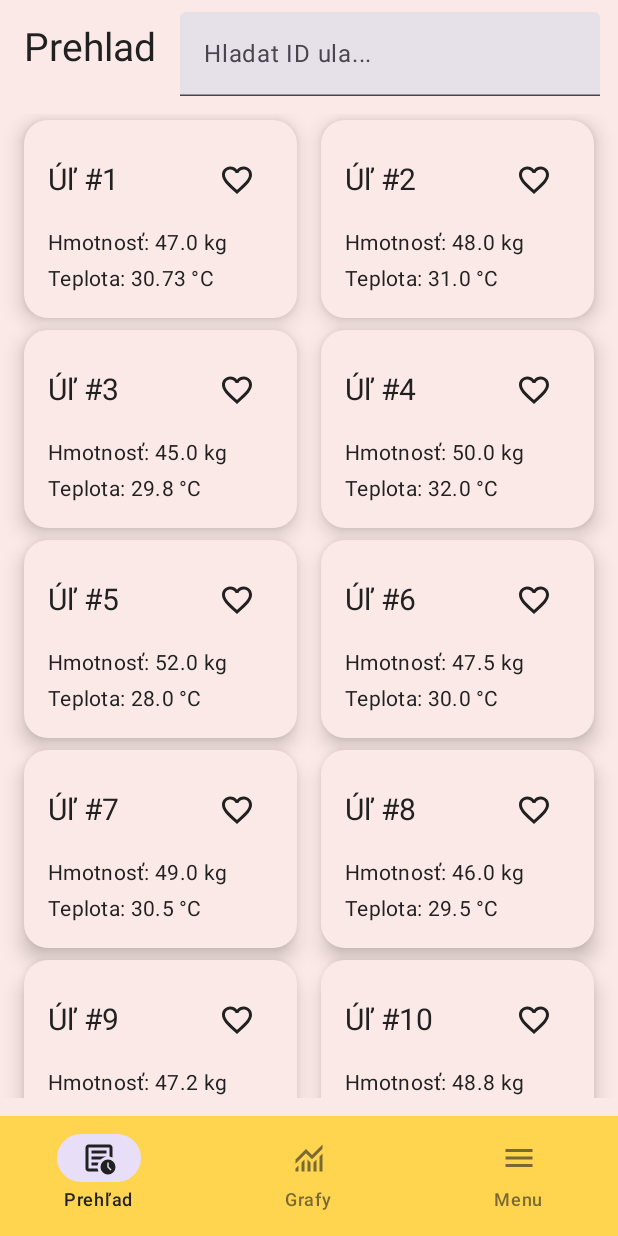
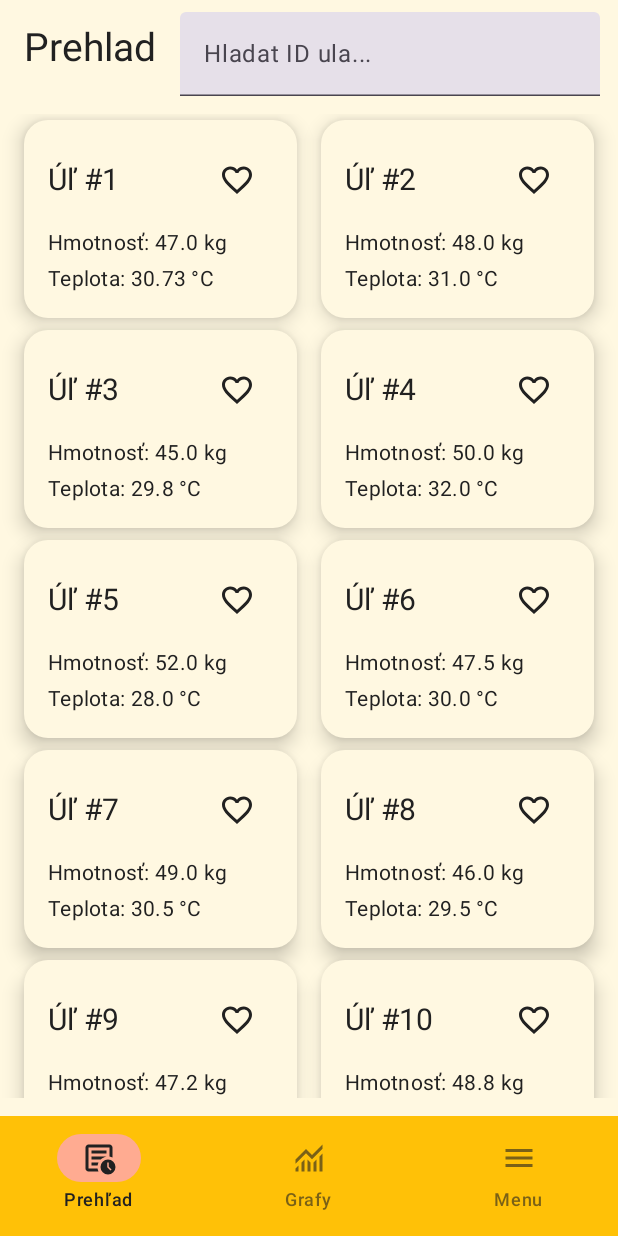
Before and after one commit to Miclah/BeeSense, an Android app built with Jetpack Compose: the screen it shows after launch (MainActivity), on a phone screen of 412 x 824 dp. Run offline under Robolectric (Android 15) with nearby library versions, the phone set to English and light mode, and no system bars.

Commit message:
Theme change
- Changed theme to test out different color variantions

```diff
--- a/app/src/main/java/com/beesense/ui/screens/OverViewScreen.kt
+++ b/app/src/main/java/com/beesense/ui/screens/OverViewScreen.kt
@@ -1,18 +1,34 @@
 package com.beesense.ui.screens
 
-import androidx.compose.foundation.layout.*
+import androidx.compose.foundation.layout.Row
+import androidx.compose.foundation.layout.Spacer
+import androidx.compose.foundation.layout.fillMaxWidth
+import androidx.compose.foundation.layout.height
+import androidx.compose.foundation.layout.padding
+import androidx.compose.foundation.layout.width
 import androidx.compose.foundation.lazy.grid.GridCells
 import androidx.compose.foundation.lazy.grid.LazyVerticalGrid
 import androidx.compose.foundation.lazy.grid.items
 import androidx.compose.foundation.text.KeyboardOptions
-import androidx.compose.material3.*
-import androidx.compose.runtime.*
+import androidx.compose.material3.ExperimentalMaterial3Api
+import androidx.compose.material3.OutlinedTextField
+import androidx.compose.material3.Scaffold
+import androidx.compose.material3.SearchBar
+import androidx.compose.material3.Text
+import androidx.compose.material3.TextField
+import androidx.compose.material3.TopAppBar
+import androidx.compose.runtime.Composable
+import androidx.compose.runtime.getValue
+import androidx.compose.runtime.mutableStateOf
+import androidx.compose.runtime.remember
 import androidx.compose.runtime.saveable.rememberSaveable
+import androidx.compose.runtime.setValue
 import androidx.compose.ui.Alignment
 import androidx.compose.ui.Modifier
 import androidx.compose.ui.text.input.KeyboardType
 import androidx.compose.ui.unit.dp
 import androidx.compose.ui.unit.sp
+import androidx.lifecycle.compose.collectAsStateWithLifecycle
 import androidx.lifecycle.viewmodel.compose.viewModel
 import com.beesense.ui.components.HiveCard
 import com.beesense.viewmodel.HiveViewModel
@@ -20,7 +36,7 @@ import com.beesense.viewmodel.HiveViewModel
 @OptIn(ExperimentalMaterial3Api::class)
 @Composable
 fun OverviewScreen(viewModel: HiveViewModel = viewModel()) {
-    val hiveDataState = viewModel.hiveData.collectAsState()
+    val hiveDataState = viewModel.hiveData.collectAsStateWithLifecycle()
     var searchQuery by remember { mutableStateOf("") }
     var isSearchActive by remember { mutableStateOf(false) }
     var favoriteHives by rememberSaveable { mutableStateOf(setOf<Int>()) }
--- a/app/src/main/java/com/beesense/ui/theme/BeeSenseTheme.kt
+++ b/app/src/main/java/com/beesense/ui/theme/BeeSenseTheme.kt
@@ -1,32 +1,37 @@
 package com.beesense.ui.theme
 
-import androidx.compose.material3.ColorScheme
+
 import androidx.compose.material3.lightColorScheme
 import androidx.compose.material3.darkColorScheme
 import androidx.compose.material3.MaterialTheme
 import androidx.compose.runtime.Composable
+import androidx.compose.ui.graphics.Color
 
 private val LightColors = lightColorScheme(
-    primary = HoneyYellow,
-    secondary = BeeOrange,
-    tertiary = LightYellow,
-    background = LightCream,
-    surface = LightCream,
-    onPrimary = BeeBlack,
-    onSecondary = BeeBlack,
-    onBackground = BeeBlack,
-    onSurface = BeeBlack
+    primary = Color(0xFFFFC107),
+    primaryContainer = Color(0xFFFFD54F),
+    secondary = Color(0xFFFF7043),
+    secondaryContainer = Color(0xFFFFAB91),
+    background = Color(0xFFFFF8E1),
+    surface = Color(0xFFFFF8E1),
+    onPrimary = Color(0xFF212121),
+    onSecondary = Color(0xFF212121),
+    onBackground = Color(0xFF212121),
+    onSurface = Color(0xFF212121)
 )
 
+
 private val DarkColors = darkColorScheme(
-    primary = DarkHoney,
-    secondary = BeeOrange,
-    background = BeeBlack,
-    surface = BeeBlack,
-    onPrimary = LightCream,
-    onSecondary = LightCream,
-    onBackground = LightCream,
-    onSurface = LightCream
+    primary = Color(0xFF8D6E63),
+    primaryContainer = Color(0xFF795548),
+    secondary = Color(0xFFFF7043),
+    secondaryContainer = Color(0xFFD84315),
+    background = Color(0xFF212121),
+    surface = Color(0xFF212121),
+    onPrimary = Color(0xFFFFF8E1),
+    onSecondary = Color(0xFFFFF8E1),
+    onBackground = Color(0xFFFFF8E1),
+    onSurface = Color(0xFFFFF8E1)
 )
 
 @Composable
@@ -38,6 +43,7 @@ fun BeeSenseTheme(
 
     MaterialTheme(
         colorScheme = colors,
+        typography = MaterialTheme.typography,
         content = content
     )
 }
--- a/gradle/libs.versions.toml
+++ b/gradle/libs.versions.toml
@@ -1,6 +1,7 @@
 [versions]
 activityCompose = "1.10.1"
 agp = "8.8.2"
+dotenvKotlin = "6.4.1"
 kotlin = "2.0.0"
 coreKtx = "1.16.0"
 junit = "4.13.2"
@@ -12,6 +13,7 @@ material = "1.12.0"
 material3 = "1.3.2"
 material3Version = "1.3.2"
 navigationCompose = "2.8.9"
+postgresql = "42.7.3"
 roomRuntime = "2.7.0"
 toolingPreview = "1.5.0"
 ui = "1.7.8"
@@ -29,6 +31,7 @@ androidx-navigation-compose = { module = "androidx.navigation:navigation-compose
 androidx-tooling-preview = { module = "androidx.compose.tooling:tooling-preview", version.ref = "toolingPreview" }
 androidx-ui = { module = "androidx.compose.ui:ui", version.ref = "ui" }
 androidx-ui-tooling-preview = { module = "androidx.compose.ui:ui-tooling-preview", version.ref = "ui" }
+dotenv-kotlin = { module = "io.github.cdimascio:dotenv-kotlin", version.ref = "dotenvKotlin" }
 junit = { group = "junit", name = "junit", version.ref = "junit" }
 androidx-junit = { group = "androidx.test.ext", name = "junit", version.ref = "junitVersion" }
 androidx-espresso-core = { group = "androidx.test.espresso", name = "espresso-core", version.ref = "espressoCore" }
@@ -36,6 +39,7 @@ androidx-appcompat = { group = "androidx.appcompat", name = "appcompat", version
 material = { group = "com.google.android.material", name = "material", version.ref = "material" }
 androidx-room-common-jvm = { group = "androidx.room", name = "room-common-jvm", version.ref = "roomCommonJvm" }
 androidx-room-compiler = { group = "androidx.room", name = "room-compiler", version.ref = "roomCompiler" }
+postgresql = { module = "org.postgresql:postgresql", version.ref = "postgresql" }
 room-runtime = { module = "androidx.room:room-runtime", version.ref = "roomRuntime" }
 
 [plugins]
```
